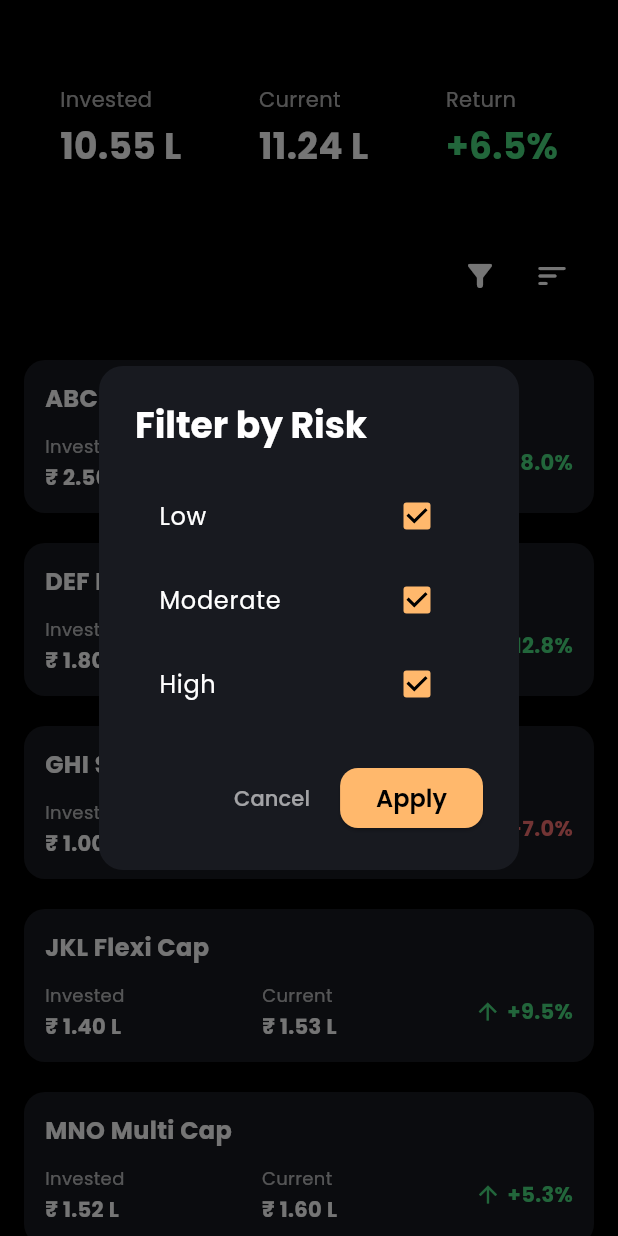
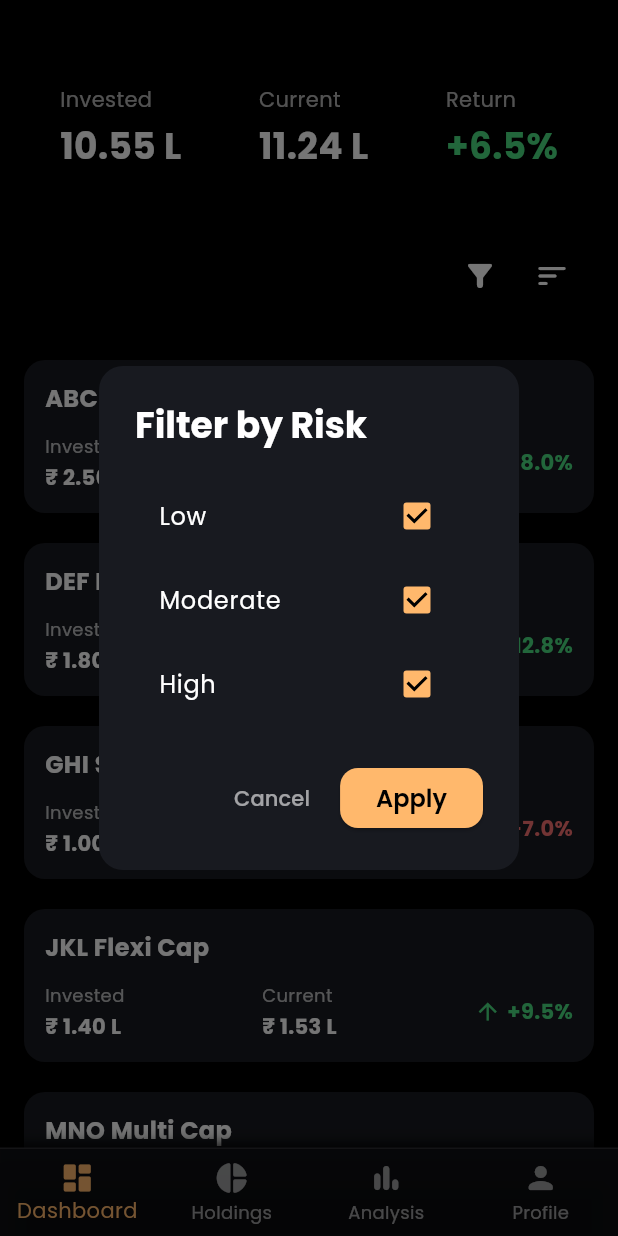
Before and after one commit to ImRMSarangi/epf, a Flutter app: the screen it shows after launch, after a tap on the "filter alt" icon, on a phone screen of 412 x 824 dp. Run offline on Flutter 3.47's test engine with Material 3 defaults, Android fonts, the light colour scheme and no system bars; our stand-ins replace google_fonts.

Commit message:
Added menus at the bottom

```diff
--- a/lib/main.dart
+++ b/lib/main.dart
@@ -1,28 +1,18 @@
 import 'package:flutter/material.dart';
 import 'theme/theme.dart';
-import 'screens/dashboard_screen.dart';
+import 'screens/main_home.dart'; // New main nav file
 
-void main() {
-  runApp(const MutualFundApp());
-}
+void main() => runApp(const MyApp());
 
-class MutualFundApp extends StatelessWidget {
-  const MutualFundApp({super.key});
-
+class MyApp extends StatelessWidget {
+  const MyApp({super.key});
   @override
   Widget build(BuildContext context) {
     return MaterialApp(
-      title: 'Mutual Fund Dashboard',
+      title: 'My MF App',
       debugShowCheckedModeBanner: false,
-
-      // 🔹 Currently only Dark theme (Brown & Maroon)
       theme: AppTheme.darkTheme,
-
-      // If you later add light theme in AppTheme:
-      // darkTheme: AppTheme.darkTheme,
-      // themeMode: ThemeMode.system, // Auto-switch based on OS setting
-
-      home: const DashboardScreen(),
+      home: const MainHome(), // <-- show bottom nav
     );
   }
 }
--- /dev/null
+++ b/lib/screens/analysis_screen.dart
@@ -0,0 +1,15 @@
+import 'package:flutter/material.dart';
+import '../theme/theme.dart';
+
+class AnalysisScreen extends StatelessWidget {
+  const AnalysisScreen({super.key});
+  @override
+  Widget build(BuildContext context) {
+    return Container(
+      color: AppTheme.backgroundBlack,
+      child: const Center(
+        child: Text("Analysis", style: TextStyle(color: Colors.white, fontSize: 24)),
+      ),
+    );
+  }
+}
--- /dev/null
+++ b/lib/screens/holdings_screen.dart
@@ -0,0 +1,15 @@
+import 'package:flutter/material.dart';
+import '../theme/theme.dart';
+
+class HoldingsScreen extends StatelessWidget {
+  const HoldingsScreen({super.key});
+  @override
+  Widget build(BuildContext context) {
+    return Container(
+      color: AppTheme.backgroundBlack,
+      child: const Center(
+        child: Text("Holdings", style: TextStyle(color: Colors.white, fontSize: 24)),
+      ),
+    );
+  }
+}
--- /dev/null
+++ b/lib/screens/main_home.dart
@@ -0,0 +1,79 @@
+import 'package:flutter/material.dart';
+
+import 'dashboard_screen.dart';
+import 'holdings_screen.dart';
+import 'analysis_screen.dart';
+import 'profile_screen.dart';
+
+import '../../theme/theme.dart';
+
+class MainHome extends StatefulWidget {
+  const MainHome({super.key});
+
+  @override
+  State createState() => _MainHomeState();
+}
+
+class _MainHomeState extends State<MainHome> {
+  int _currentIndex = 0;
+
+  final List<Widget> _pages = const [
+    DashboardScreen(),
+    HoldingsScreen(),
+    AnalysisScreen(),
+    ProfileScreen(),
+  ];
+
+  @override
+  Widget build(BuildContext context) {
+    return Scaffold(
+      backgroundColor: AppTheme.backgroundBlack,
+      body: _pages[_currentIndex],
+      bottomNavigationBar: Container(
+        decoration: BoxDecoration(
+          color: const Color(0xFF0F1014), // Darker than cardGrey (0xFF181A20)
+          border: const Border(
+            top: BorderSide(color: Colors.white12, width: 1),
+          ),
+          boxShadow: [
+            BoxShadow(
+              color: Colors.black.withValues(alpha: 75),
+              blurRadius: 8,
+              offset: const Offset(0, -2),
+            ),
+          ],
+        ),
+        child: BottomNavigationBar(
+          backgroundColor: Colors.transparent, // handled by the container
+          currentIndex: _currentIndex,
+          selectedItemColor: AppTheme.accentOrange,
+          unselectedItemColor: Colors.white60,
+          showSelectedLabels: true,
+          showUnselectedLabels: true,
+          type: BottomNavigationBarType.fixed,
+          onTap: (index) {
+            setState(() => _currentIndex = index);
+          },
+          items: const [
+            BottomNavigationBarItem(
+              icon: Icon(Icons.dashboard_rounded),
+              label: 'Dashboard',
+            ),
+            BottomNavigationBarItem(
+              icon: Icon(Icons.pie_chart_rounded),
+              label: 'Holdings',
+            ),
+            BottomNavigationBarItem(
+              icon: Icon(Icons.bar_chart_rounded),
+              label: 'Analysis',
+            ),
+            BottomNavigationBarItem(
+              icon: Icon(Icons.person_rounded),
+              label: 'Profile',
+            ),
+          ],
+        ),
+      ),
+    );
+  }
+}
--- /dev/null
+++ b/lib/screens/profile_screen.dart
@@ -0,0 +1,15 @@
+import 'package:flutter/material.dart';
+import '../theme/theme.dart';
+
+class ProfileScreen extends StatelessWidget {
+  const ProfileScreen({super.key});
+  @override
+  Widget build(BuildContext context) {
+    return Container(
+      color: AppTheme.backgroundBlack,
+      child: const Center(
+        child: Text("Profile", style: TextStyle(color: Colors.white, fontSize: 24)),
+      ),
+    );
+  }
+}
--- a/lib/widgets/fund_card.dart
+++ b/lib/widgets/fund_card.dart
@@ -37,9 +37,10 @@ class FundCard extends StatelessWidget {
       shape: RoundedRectangleBorder(borderRadius: BorderRadius.circular(14)),
       margin: const EdgeInsets.symmetric(vertical: 6),
       color: isSelected
-          ? AppTheme.accentGrey.withOpacity(0.25) // slightly lighter when selected
+          ? AppTheme.accentGrey.withValues(alpha: 64) // slightly lighter when selected
           : AppTheme.cardGrey, // normal lighter black card color
-      elevation: 3,
+      elevation: 6,
+      shadowColor: Colors.black54,
       child: Padding(
         padding: const EdgeInsets.all(14.0),
         child: Column(
```
